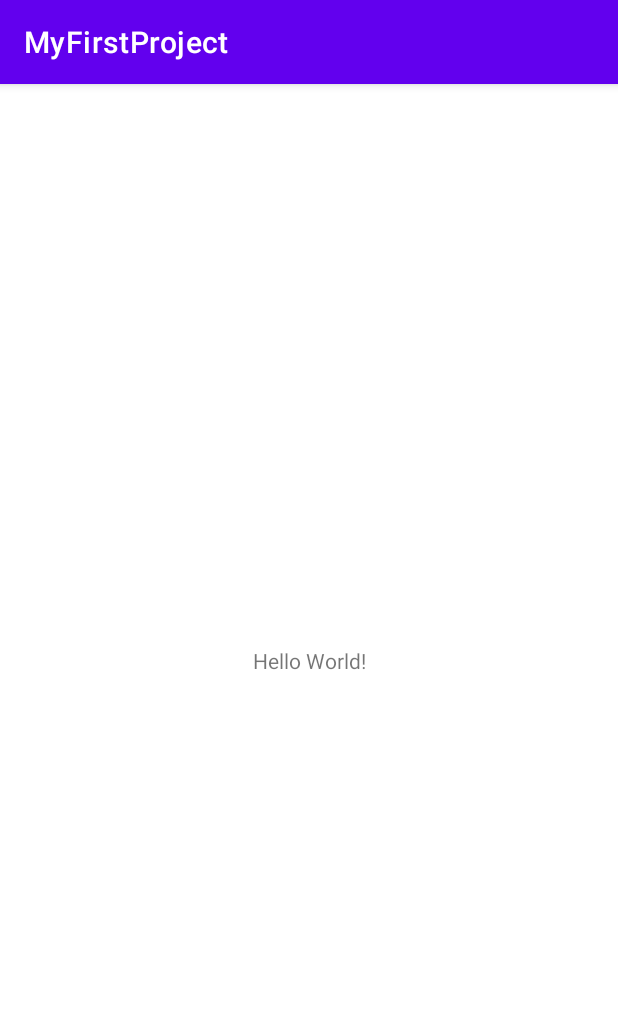
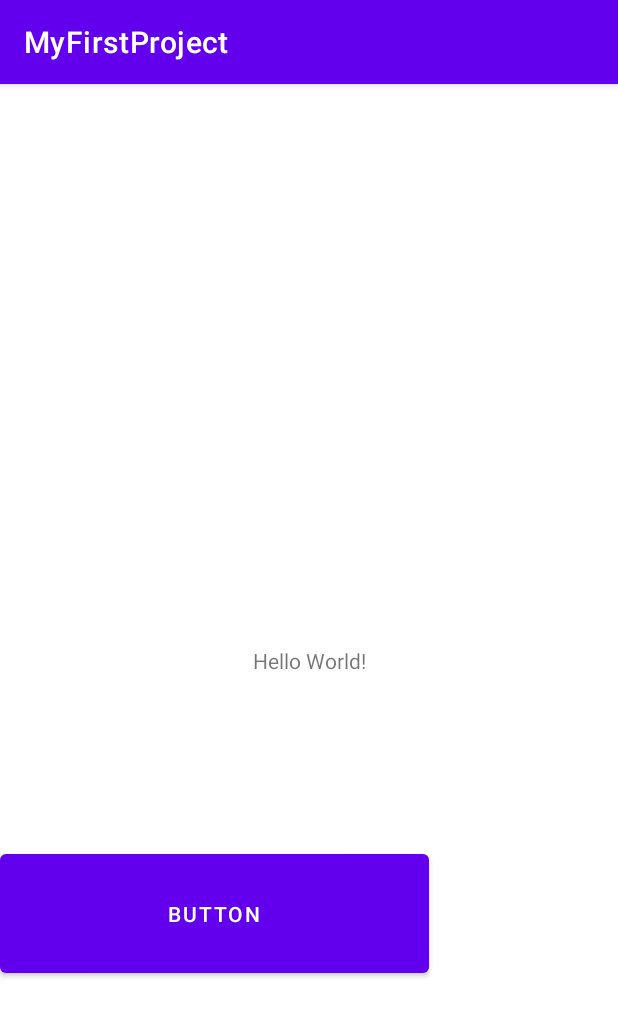
Before and after one commit to gilbertbizi/MyFirstProject, an Android app: the screen it shows after launch (MainActivity), on a phone screen of 412 x 824 dp. Shown: the top 1017 px of the screen. Run offline under Robolectric (Android 15) with nearby library versions, the phone set to English and light mode, and no system bars.

Commit message:
Added message

```diff
--- a/app/src/main/res/layout/activity_main.xml
+++ b/app/src/main/res/layout/activity_main.xml
@@ -7,6 +7,7 @@
     tools:context=".MainActivity">
 
     <TextView
+        android:id="@+id/textView"
         android:layout_width="wrap_content"
         android:layout_height="wrap_content"
         android:text="Hello World!"
@@ -15,4 +16,13 @@
         app:layout_constraintRight_toRightOf="parent"
         app:layout_constraintTop_toTopOf="parent" />
 
+    <Button
+        android:id="@+id/button"
+        android:layout_width="286dp"
+        android:layout_height="91dp"
+        android:layout_marginTop="113dp"
+        android:text="Button"
+        app:layout_constraintTop_toBottomOf="@+id/textView"
+        tools:layout_editor_absoluteX="91dp" />
+
 </androidx.constraintlayout.widget.ConstraintLayout>
```
